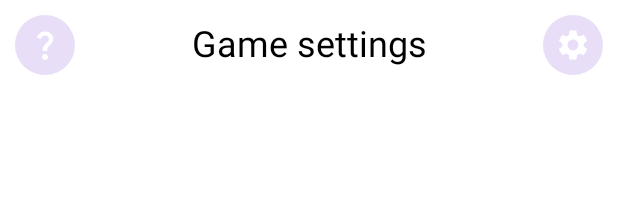
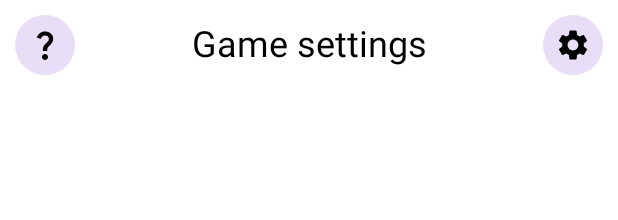
Before and after one commit to Melowetty/AssistantForMafia, an Android app built with Jetpack Compose: the @Preview function Header, on a phone screen of 412 x 824 dp. Shown: the top 220 px of the screen. Run offline under Robolectric (Android 15) with nearby library versions, the phone set to English and light mode, and no system bars.

Commit message:
- Изменение View, которым представлена иконка кнопки
С точки зрения английского и с точки зрения Android лучше использовать Icon для иконок

```diff
--- a/app/src/main/java/com/sadteam/assistantformafia/ui/MainActivity.kt
+++ b/app/src/main/java/com/sadteam/assistantformafia/ui/MainActivity.kt
@@ -3,10 +3,10 @@ package com.sadteam.assistantformafia.ui
 import android.os.Bundle
 import androidx.activity.ComponentActivity
 import androidx.activity.compose.setContent
-import androidx.compose.foundation.Image
 import androidx.compose.foundation.background
 import androidx.compose.foundation.layout.*
 import androidx.compose.foundation.shape.CircleShape
+import androidx.compose.material3.Icon
 import androidx.compose.material3.MaterialTheme
 import androidx.compose.material3.Surface
 import androidx.compose.material3.Text
@@ -15,7 +15,6 @@ import androidx.compose.ui.Alignment
 import androidx.compose.ui.Modifier
 import androidx.compose.ui.graphics.Color
 import androidx.compose.ui.graphics.painter.Painter
-import androidx.compose.ui.layout.ContentScale
 import androidx.compose.ui.res.painterResource
 import androidx.compose.ui.res.stringResource
 import androidx.compose.ui.tooling.preview.Preview
@@ -70,10 +69,9 @@ fun IconButton(
         contentAlignment = Alignment.Center
 
     ) {
-        Image(
+        Icon(
             painter = painter,
             contentDescription = description,
-            contentScale = ContentScale.Crop,
         )
     }
 }
```
